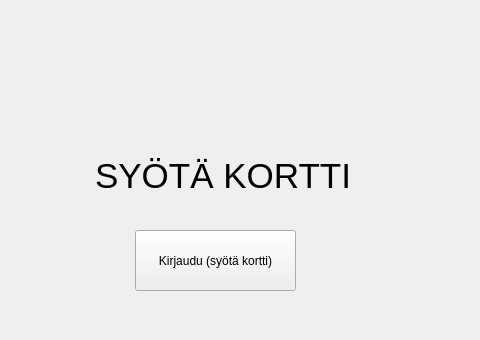
Before: the Qt Designer form Pankkimaatti/mainwindow.ui in vsuusi/BankSimul, drawn with Qt 5; both pictures show x 115 to 595 and y 0 to 340 of the 700 by 500 pixel window.
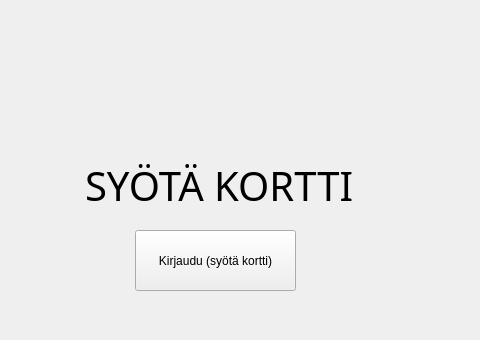
After: the same form once the commit is applied.

Patch:
```diff
--- a/Pankkimaatti/mainwindow.ui
+++ b/Pankkimaatti/mainwindow.ui
@@ -13,21 +13,28 @@
   <property name="windowTitle">
    <string>MainWindow</string>
   </property>
+  <property name="styleSheet">
+   <string notr="true"/>
+  </property>
   <widget class="QWidget" name="centralwidget">
    <widget class="QLabel" name="label">
     <property name="geometry">
      <rect>
-      <x>210</x>
-      <y>140</y>
+      <x>200</x>
+      <y>150</y>
       <width>301</width>
       <height>71</height>
      </rect>
     </property>
     <property name="font">
      <font>
-      <pointsize>26</pointsize>
+      <family>Modern No. 20</family>
+      <pointsize>30</pointsize>
      </font>
     </property>
+    <property name="styleSheet">
+     <string notr="true">outline-color: rgb(255, 255, 255)</string>
+    </property>
     <property name="text">
      <string>SYÖTÄ KORTTI</string>
     </property>
```
